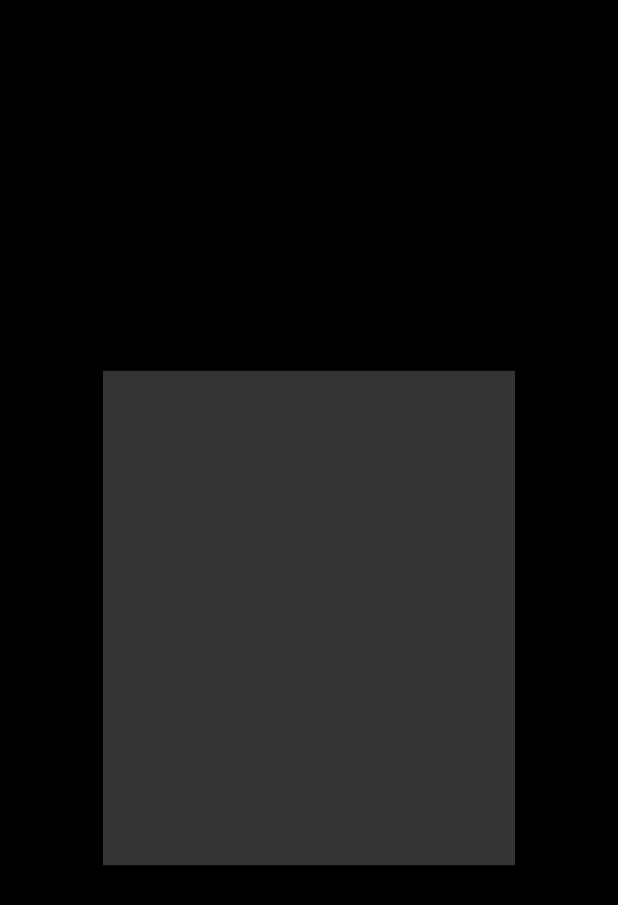
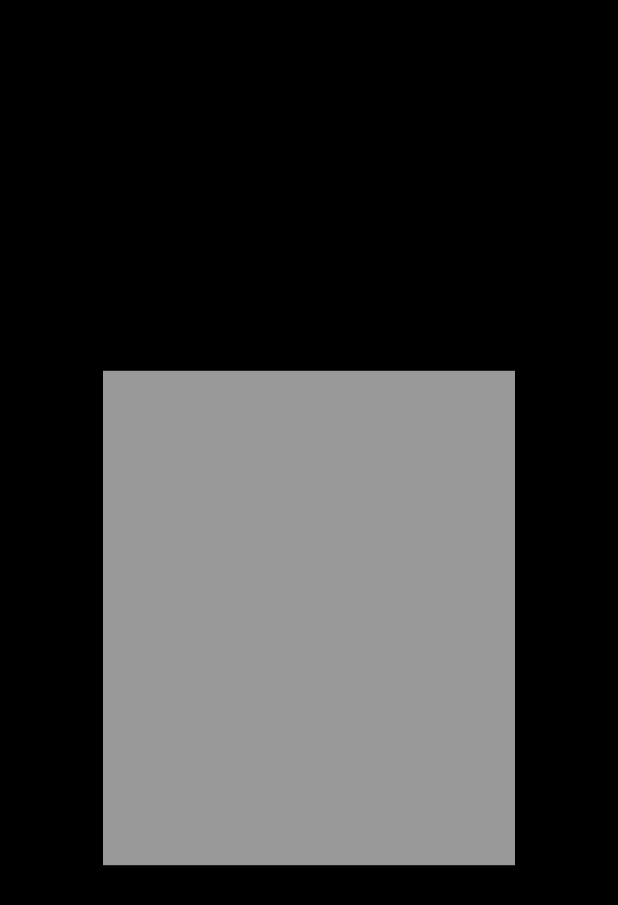
Before and after one commit to JAICHANGPARK/flutter_notebook_8th_story, a Flutter app: the screen it shows after launch, on a phone screen of 412 x 824 dp. Shown: the top 905 px of the screen. Run offline on Flutter 3.47's test engine with Material 2 defaults, Android fonts, the phone set to English and light mode, and no system bars; our stand-ins replace badges, flutter_hooks, google_fonts, hooks_riverpod, state_notifier.

Commit message:
Update banking_app.dart

```diff
--- a/lib/ep594_banking_app/banking_app.dart
+++ b/lib/ep594_banking_app/banking_app.dart
@@ -23,7 +23,7 @@ class BankingCardPage extends StatelessWidget {
           height: MediaQuery.of(context).size.height / 2.5,
           width: MediaQuery.of(context).size.width / 1.5,
           decoration: BoxDecoration(
-
+            color: Colors.white.withOpacity(0.5)
           ),
           child: BackdropFilter(
             filter: ImageFilter.blur(),
```
